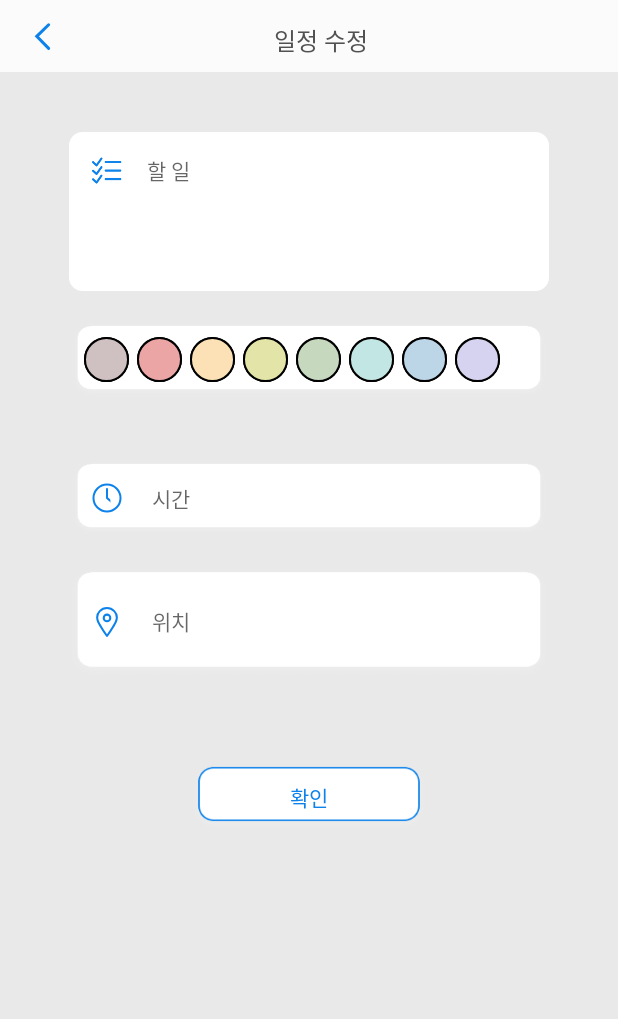
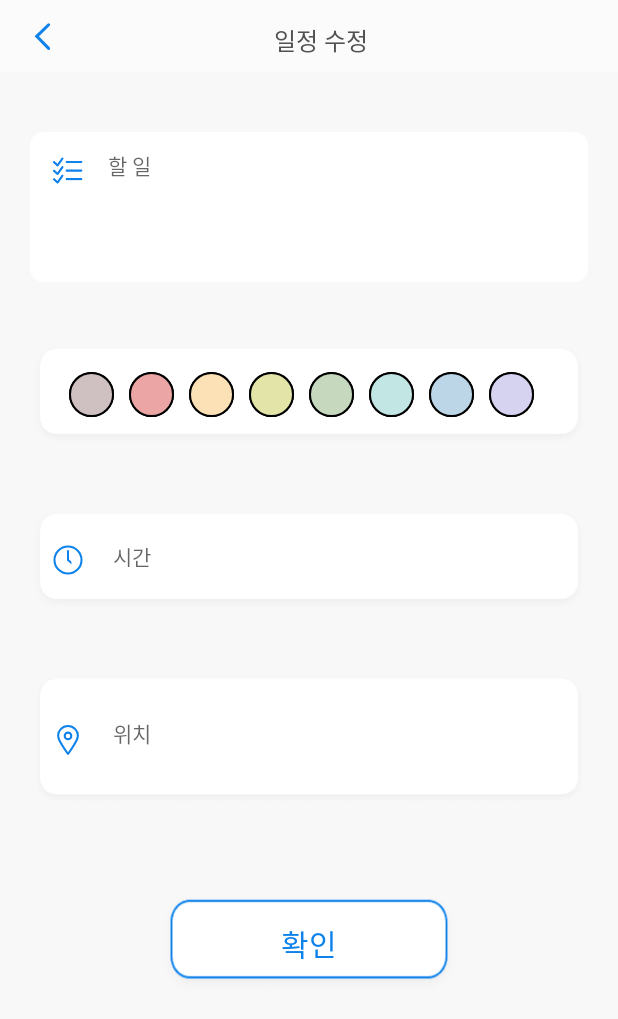
Before and after one commit to Entrip-Ajou/Entrip-Android, an Android app: the InputActivity screen opened directly, with no data from a screen before it, on a phone screen of 412 x 824 dp. Shown: the top 1019 px of the screen. Run offline under Robolectric (Android 15) with nearby library versions, the phone set to English and light mode, and no system bars; our stand-ins replace Dagger/Hilt's generated code, data binding; 2 statements that could not run were skipped.

Commit message:
[UI] layout background 색 & Input layout UI 크기 변경

```diff
--- a/app/src/main/res/layout/activity_input.xml
+++ b/app/src/main/res/layout/activity_input.xml
@@ -13,7 +13,7 @@
     <androidx.constraintlayout.widget.ConstraintLayout
         android:layout_width="match_parent"
         android:layout_height="match_parent"
-        android:background="#e9e9e9"
+        android:background="#f8f8f8"
         tools:context=".screen.planner.mid.input.InputActivity">
 
         <ProgressBar
@@ -65,9 +65,11 @@
 
         <RelativeLayout
             android:id="@+id/input_cl_1"
-            android:layout_width="320dp"
-            android:layout_height="106dp"
+            android:layout_width="match_parent"
+            android:layout_height="100dp"
+            android:layout_marginStart="20dp"
             android:layout_marginTop="40dp"
+            android:layout_marginEnd="20dp"
             app:layout_constraintEnd_toEndOf="parent"
             app:layout_constraintStart_toStartOf="parent"
             app:layout_constraintTop_toBottomOf="@+id/constraintLayout">
@@ -77,12 +79,12 @@
                 android:layout_width="match_parent"
                 android:layout_height="match_parent"
                 android:background="@drawable/et_round_style"
+                android:ems="10"
                 android:hint="할 일"
-                android:ems="10"
                 android:inputType="text"
-                android:text="@={inputViewModel.todo}"
                 android:paddingLeft="52dp"
                 android:paddingBottom="55dp"
+                android:text="@={inputViewModel.todo}"
                 android:textColor="#959595"
                 android:textSize="14sp"
                 android:textStyle="normal" />
@@ -103,14 +105,14 @@
             android:id="@+id/todo_star"
             android:layout_width="wrap_content"
             android:layout_height="wrap_content"
-            android:layout_marginTop="100dp"
+            android:layout_marginTop="40dp"
             android:text="*"
             android:textColor="@color/red"
             android:textSize="30sp"
             android:visibility="invisible"
             app:layout_constraintEnd_toEndOf="parent"
             app:layout_constraintStart_toEndOf="@+id/input_cl_1"
-            app:layout_constraintTop_toTopOf="parent" />
+            app:layout_constraintTop_toBottomOf="@+id/constraintLayout" />
 
         <TextView
             android:id="@+id/todo_not_null"
@@ -122,24 +124,30 @@
             app:layout_constraintStart_toStartOf="@+id/input_cl_1"
             app:layout_constraintTop_toBottomOf="@+id/input_cl_1" />
 
-        <LinearLayout
+        <RelativeLayout
             android:id="@+id/linearLayout"
-            android:layout_width="320dp"
-            android:layout_height="52dp"
-            android:layout_marginTop="20dp"
-            android:orientation="horizontal"
+            android:layout_width="match_parent"
+            android:layout_height="70dp"
+            android:layout_marginStart="20dp"
+            android:layout_marginTop="40dp"
+            android:layout_marginEnd="20dp"
+            android:background="@drawable/background_rgb"
             android:gravity="center_vertical"
-            android:background="@drawable/background_rgb"
             app:layout_constraintEnd_toEndOf="parent"
             app:layout_constraintStart_toStartOf="parent"
             app:layout_constraintTop_toBottomOf="@+id/input_cl_1">
+
+            <LinearLayout
+                android:layout_width="wrap_content"
+                android:layout_height="wrap_content"
+                android:layout_centerInParent="true"
+                android:orientation="horizontal">
 
                 <ImageView
                     android:id="@+id/color"
                     android:layout_width="30dp"
                     android:layout_height="30dp"
-                android:layout_marginLeft="10dp"
-                android:layout_marginRight="5dp"
+                    android:layout_marginRight="10dp"
                     android:background="@drawable/circle_rgb_input"
                     android:clickable="true"
                     android:onClick="selectPalette" />
@@ -148,7 +156,7 @@
                     android:id="@+id/color1"
                     android:layout_width="30dp"
                     android:layout_height="30dp"
-                android:layout_marginRight="5dp"
+                    android:layout_marginRight="10dp"
                     android:background="@drawable/circle_rgb_input"
                     android:clickable="true"
                     android:onClick="selectPalette" />
@@ -157,7 +165,7 @@
                     android:id="@+id/color2"
                     android:layout_width="30dp"
                     android:layout_height="30dp"
-                android:layout_marginRight="5dp"
+                    android:layout_marginRight="10dp"
                     android:background="@drawable/circle_rgb_input"
                     android:clickable="true"
                     android:onClick="selectPalette" />
@@ -166,7 +174,7 @@
                     android:id="@+id/color3"
                     android:layout_width="30dp"
                     android:layout_height="30dp"
-                android:layout_marginRight="5dp"
+                    android:layout_marginRight="10dp"
                     android:background="@drawable/circle_rgb_input"
                     android:clickable="true"
                     android:onClick="selectPalette" />
@@ -175,7 +183,7 @@
                     android:id="@+id/color4"
                     android:layout_width="30dp"
                     android:layout_height="30dp"
-                android:layout_marginRight="5dp"
+                    android:layout_marginRight="10dp"
                     android:background="@drawable/circle_rgb_input"
                     android:clickable="true"
                     android:onClick="selectPalette" />
@@ -184,7 +192,7 @@
                     android:id="@+id/color5"
                     android:layout_width="30dp"
                     android:layout_height="30dp"
-                android:layout_marginRight="5dp"
+                    android:layout_marginRight="10dp"
                     android:background="@drawable/circle_rgb_input"
                     android:clickable="true"
                     android:onClick="selectPalette" />
@@ -193,7 +201,7 @@
                     android:id="@+id/color6"
                     android:layout_width="30dp"
                     android:layout_height="30dp"
-                android:layout_marginRight="5dp"
+                    android:layout_marginRight="10dp"
                     android:background="@drawable/circle_rgb_input"
                     android:clickable="true"
                     android:onClick="selectPalette" />
@@ -202,17 +210,21 @@
                     android:id="@+id/color7"
                     android:layout_width="30dp"
                     android:layout_height="30dp"
-                android:layout_marginRight="5dp"
+                    android:layout_marginRight="10dp"
                     android:background="@drawable/circle_rgb_input"
                     android:clickable="true"
                     android:onClick="selectPalette" />
             </LinearLayout>
 
+        </RelativeLayout>
+
         <androidx.constraintlayout.widget.ConstraintLayout
             android:id="@+id/input_cl_2"
-            android:layout_width="320dp"
-            android:layout_height="52dp"
+            android:layout_width="match_parent"
+            android:layout_height="70dp"
+            android:layout_marginStart="20dp"
             android:layout_marginTop="40dp"
+            android:layout_marginEnd="20dp"
             android:background="@drawable/background_rgb"
             app:layout_constraintEnd_toEndOf="parent"
             app:layout_constraintStart_toStartOf="parent"
@@ -232,13 +244,13 @@
                 android:id="@+id/tv_time"
                 android:layout_width="match_parent"
                 android:layout_height="match_parent"
-                android:paddingLeft="30dp"
-                android:paddingTop = "15dp"
                 android:layout_marginStart="25dp"
                 android:ems="10"
                 android:hint="시간"
                 android:inputType="time"
                 android:onClick="input_click"
+                android:paddingLeft="30dp"
+                android:paddingTop="22dp"
                 android:text="@={inputViewModel.time}"
                 android:textColor="#959595"
                 android:textSize="14sp"
@@ -273,9 +285,11 @@
 
         <androidx.constraintlayout.widget.ConstraintLayout
             android:id="@+id/input_cl_3"
-            android:layout_width="320dp"
-            android:layout_height="73dp"
-            android:layout_marginTop="20dp"
+            android:layout_width="match_parent"
+            android:layout_height="90dp"
+            android:layout_marginStart="20dp"
+            android:layout_marginTop="40dp"
+            android:layout_marginEnd="20dp"
             android:background="@drawable/background_location"
             app:layout_constraintEnd_toEndOf="parent"
             app:layout_constraintStart_toStartOf="parent"
@@ -295,13 +309,13 @@
                 android:id="@+id/tv_location"
                 android:layout_width="match_parent"
                 android:layout_height="match_parent"
-                android:paddingLeft="30dp"
-                android:paddingTop = "25dp"
                 android:layout_marginStart="25dp"
                 android:ems="10"
                 android:hint="위치"
                 android:inputType="time"
                 android:onClick="input_click"
+                android:paddingLeft="30dp"
+                android:paddingTop="30dp"
                 android:text="@={inputViewModel.location}"
                 android:textColor="#959595"
                 android:textSize="14sp"
@@ -313,14 +327,14 @@
 
         <androidx.appcompat.widget.AppCompatButton
             android:id="@+id/checkButton"
-            android:layout_width="160dp"
-            android:layout_height="48dp"
+            android:layout_width="200dp"
+            android:layout_height="70dp"
             android:layout_marginTop="56dp"
             android:background="@drawable/background_click"
             android:onClick="@{() -> inputViewModel.checkInput()}"
             android:text="확인"
             android:textColor="#0d82eb"
-            android:textSize="14sp"
+            android:textSize="20sp"
             app:layout_constraintEnd_toEndOf="parent"
             app:layout_constraintStart_toStartOf="parent"
             app:layout_constraintTop_toBottomOf="@+id/input_cl_3" />
--- a/app/src/main/res/layout/activity_search.xml
+++ b/app/src/main/res/layout/activity_search.xml
@@ -4,7 +4,7 @@
     xmlns:tools="http://schemas.android.com/tools"
     android:layout_width="match_parent"
     android:layout_height="match_parent"
-    android:background="#f0f0f0"
+    android:background="#f8f8f8"
     tools:context=".screen.planner.mid.map.SearchActivity">
 
     <RelativeLayout
--- a/app/src/main/res/layout/activity_useradd.xml
+++ b/app/src/main/res/layout/activity_useradd.xml
@@ -13,7 +13,7 @@
     <androidx.constraintlayout.widget.ConstraintLayout
         android:layout_width="match_parent"
         android:layout_height="match_parent"
-        android:background="#e9e9e9">
+        android:background="#f8f8f8">
 
         <androidx.constraintlayout.widget.ConstraintLayout
             android:id="@+id/constraintLayout2"
--- a/app/src/main/res/layout/fragment_mid.xml
+++ b/app/src/main/res/layout/fragment_mid.xml
@@ -13,7 +13,7 @@
     <RelativeLayout
         android:layout_width="match_parent"
         android:layout_height="match_parent"
-        android:background="#f5f4f4"
+        android:background="#f8f8f8"
         android:orientation="vertical"
         tools:context=".screen.planner.mid.MidFragment">
 
@@ -24,7 +24,7 @@
             android:layout_marginLeft="15dp"
             android:layout_marginTop="8dp"
             android:layout_marginRight="15dp"
-            android:background="#f5f4f4"
+            android:background="#f8f8f8"
             app:layoutManager="androidx.recyclerview.widget.LinearLayoutManager"
             tools:listitem="@layout/item_layout_plan"
             tools:visibility="visible" />
```
Lines whose indentation alone changed are shown as unchanged.
